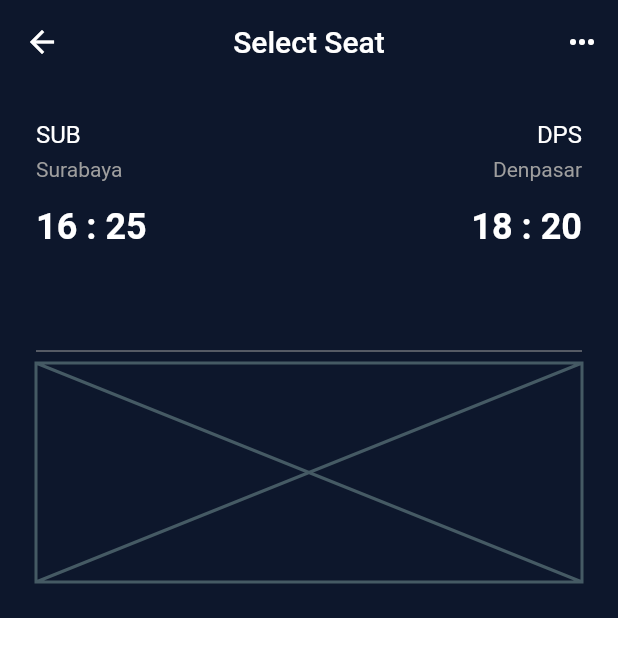
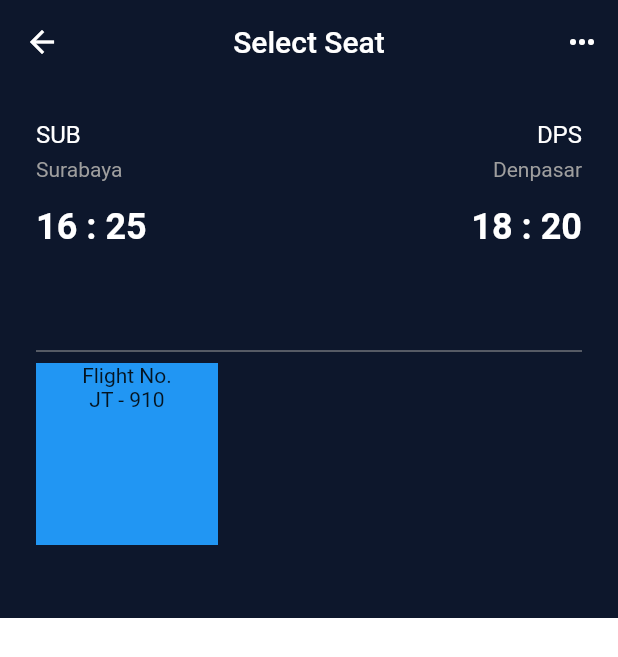
Before and after one commit to JAICHANGPARK/flutter_notebook_chapter_29, a Flutter app: the FlightBookingSelectPage screen opened directly, on a phone screen of 412 x 824 dp. Shown: the top 657 px of the screen. Run offline on Flutter 3.47's test engine with Material 2 defaults, Android fonts, the phone set to English and light mode, and no system bars.

Commit message:
Update flight_booking_select_page.dart

```diff
--- a/lib/ep1465_flight_booking_app/view/flight_booking_select_page.dart
+++ b/lib/ep1465_flight_booking_app/view/flight_booking_select_page.dart
@@ -57,14 +57,18 @@ class _FlightBookingSelectPageState extends State<FlightBookingSelectPage> {
                                                 fontSize: 16,
                                               ),
                                             ),
-                                            SizedBox(height: 6,),
+                                            SizedBox(
+                                              height: 6,
+                                            ),
                                             Text(
                                               "Surabaya",
                                               style: TextStyle(
                                                 color: Colors.grey,
                                               ),
                                             ),
-                                            SizedBox(height: 16,),
+                                            SizedBox(
+                                              height: 16,
+                                            ),
                                             Text(
                                               "16 : 25",
                                               style: TextStyle(
@@ -89,14 +93,18 @@ class _FlightBookingSelectPageState extends State<FlightBookingSelectPage> {
                                                 fontSize: 16,
                                               ),
                                             ),
-                                            SizedBox(height: 6,),
+                                            SizedBox(
+                                              height: 6,
+                                            ),
                                             Text(
                                               "Denpasar",
                                               style: TextStyle(
                                                 color: Colors.grey,
                                               ),
                                             ),
-                                            SizedBox(height: 16,),
+                                            SizedBox(
+                                              height: 16,
+                                            ),
                                             Text(
                                               "18 : 20",
                                               style: TextStyle(
@@ -113,7 +121,22 @@ class _FlightBookingSelectPageState extends State<FlightBookingSelectPage> {
                                   Divider(
                                     color: Colors.grey,
                                   ),
-                                  Expanded(child: Placeholder()),
+                                  Expanded(
+                                    child: GridView.count(
+                                      crossAxisCount: 3,
+                                      children: [
+                                        Container(
+                                          color: Colors.blue,
+                                          child: Column(
+                                            children: [
+                                              Text("Flight No."),
+                                              Text("JT - 910"),
+                                            ],
+                                          ),
+                                        )
+                                      ],
+                                    ),
+                                  ),
                                 ],
                               ),
                             ),
```
